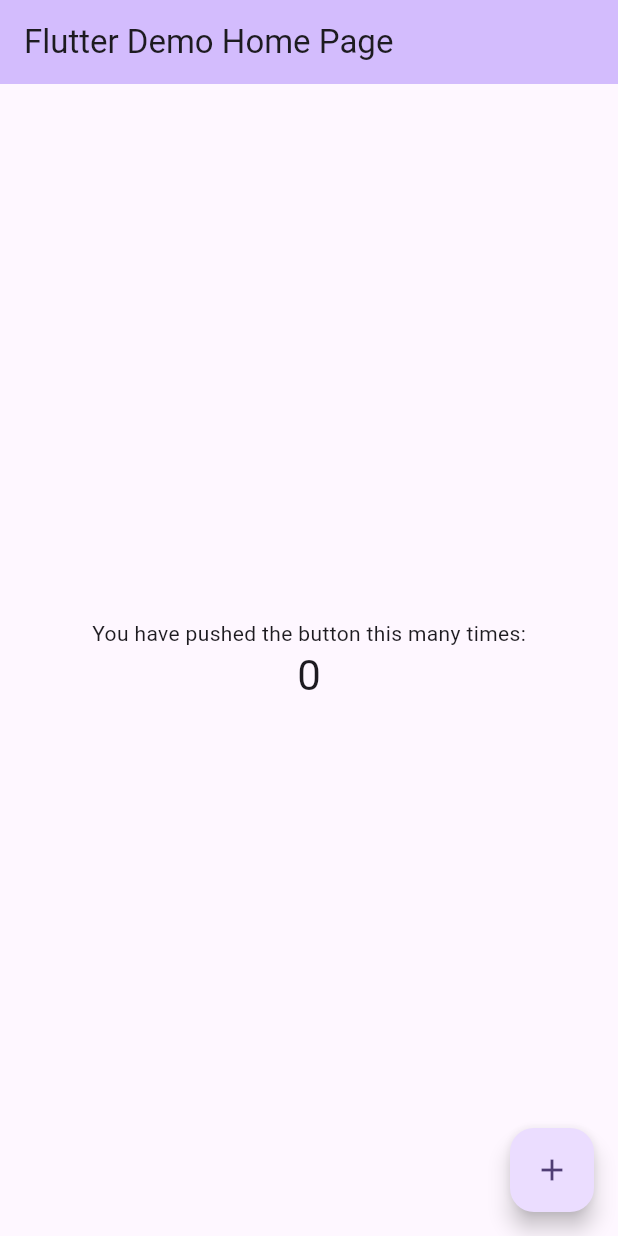
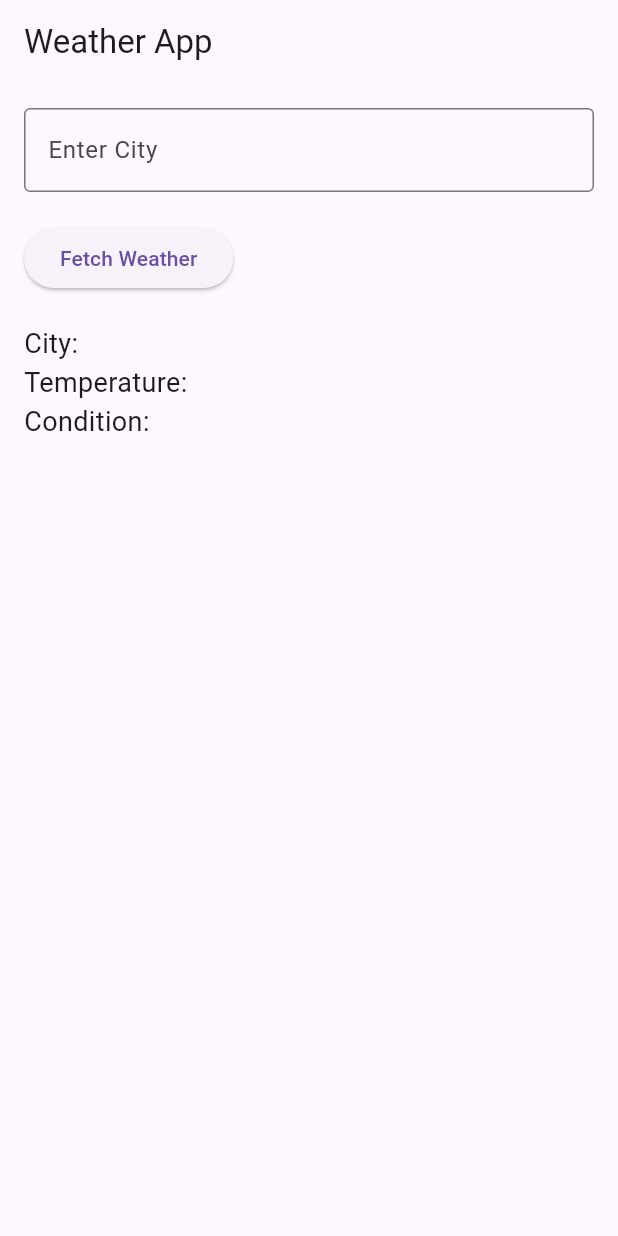
Before and after one commit to MadhuriTumulaGSU/digital_pet_app, a Flutter app: the screen it shows after launch, on a phone screen of 412 x 824 dp. Run offline on Flutter 3.47's test engine with Material 3 defaults, Android fonts, the phone set to English and light mode, and no system bars.

Commit message:
Basic UI with input field and button

```diff
--- a/weather_info/lib/main.dart
+++ b/weather_info/lib/main.dart
@@ -1,125 +1,78 @@
 import 'package:flutter/material.dart';
 
 void main() {
-  runApp(const MyApp());
+  runApp(MyApp());
 }
 
 class MyApp extends StatelessWidget {
-  const MyApp({super.key});
-
-  // This widget is the root of your application.
   @override
   Widget build(BuildContext context) {
     return MaterialApp(
-      title: 'Flutter Demo',
-      theme: ThemeData(
-        // This is the theme of your application.
-        //
-        // TRY THIS: Try running your application with "flutter run". You'll see
-        // the application has a purple toolbar. Then, without quitting the app,
-        // try changing the seedColor in the colorScheme below to Colors.green
-        // and then invoke "hot reload" (save your changes or press the "hot
-        // reload" button in a Flutter-supported IDE, or press "r" if you used
-        // the command line to start the app).
-        //
-        // Notice that the counter didn't reset back to zero; the application
-        // state is not lost during the reload. To reset the state, use hot
-        // restart instead.
-        //
-        // This works for code too, not just values: Most code changes can be
-        // tested with just a hot reload.
-        colorScheme: ColorScheme.fromSeed(seedColor: Colors.deepPurple),
-        useMaterial3: true,
-      ),
-      home: const MyHomePage(title: 'Flutter Demo Home Page'),
+      home: WeatherPage(),
     );
   }
 }
 
-class MyHomePage extends StatefulWidget {
-  const MyHomePage({super.key, required this.title});
-
-  // This widget is the home page of your application. It is stateful, meaning
-  // that it has a State object (defined below) that contains fields that affect
-  // how it looks.
-
-  // This class is the configuration for the state. It holds the values (in this
-  // case the title) provided by the parent (in this case the App widget) and
-  // used by the build method of the State. Fields in a Widget subclass are
-  // always marked "final".
-
-  final String title;
-
+class WeatherPage extends StatefulWidget {
   @override
-  State<MyHomePage> createState() => _MyHomePageState();
+  _WeatherPageState createState() => _WeatherPageState();
 }
 
-class _MyHomePageState extends State<MyHomePage> {
-  int _counter = 0;
+class _WeatherPageState extends State<WeatherPage> {
+  TextEditingController _cityController = TextEditingController();
 
-  void _incrementCounter() {
-    setState(() {
-      // This call to setState tells the Flutter framework that something has
-      // changed in this State, which causes it to rerun the build method below
-      // so that the display can reflect the updated values. If we changed
-      // _counter without calling setState(), then the build method would not be
-      // called again, and so nothing would appear to happen.
-      _counter++;
-    });
-  }
+  // Placeholder data for weather
+  String _cityName = '';
+  String _temperature = '';
+  String _weatherCondition = '';
 
   @override
   Widget build(BuildContext context) {
-    // This method is rerun every time setState is called, for instance as done
-    // by the _incrementCounter method above.
-    //
-    // The Flutter framework has been optimized to make rerunning build methods
-    // fast, so that you can just rebuild anything that needs updating rather
-    // than having to individually change instances of widgets.
     return Scaffold(
-      appBar: AppBar(
-        // TRY THIS: Try changing the color here to a specific color (to
-        // Colors.amber, perhaps?) and trigger a hot reload to see the AppBar
-        // change color while the other colors stay the same.
-        backgroundColor: Theme.of(context).colorScheme.inversePrimary,
-        // Here we take the value from the MyHomePage object that was created by
-        // the App.build method, and use it to set our appbar title.
-        title: Text(widget.title),
-      ),
-      body: Center(
-        // Center is a layout widget. It takes a single child and positions it
-        // in the middle of the parent.
+      appBar: AppBar(title: Text('Weather App')),
+      body: Padding(
+        padding: const EdgeInsets.all(16.0),
         child: Column(
-          // Column is also a layout widget. It takes a list of children and
-          // arranges them vertically. By default, it sizes itself to fit its
-          // children horizontally, and tries to be as tall as its parent.
-          //
-          // Column has various properties to control how it sizes itself and
-          // how it positions its children. Here we use mainAxisAlignment to
-          // center the children vertically; the main axis here is the vertical
-          // axis because Columns are vertical (the cross axis would be
-          // horizontal).
-          //
-          // TRY THIS: Invoke "debug painting" (choose the "Toggle Debug Paint"
-          // action in the IDE, or press "p" in the console), to see the
-          // wireframe for each widget.
-          mainAxisAlignment: MainAxisAlignment.center,
-          children: <Widget>[
-            const Text(
-              'You have pushed the button this many times:',
+          crossAxisAlignment: CrossAxisAlignment.start,
+          children: [
+            // TextField for city input
+            TextField(
+              controller: _cityController,
+              decoration: InputDecoration(
+                labelText: 'Enter City',
+                border: OutlineInputBorder(),
+              ),
+            ),
+            SizedBox(height: 20),
+            // Fetch weather button
+            ElevatedButton(
+              onPressed: () {
+                setState(() {
+                  _cityName = _cityController.text;
+                  // For now, simulating some weather data
+                  _temperature = '25°C';
+                  _weatherCondition = 'Sunny';
+                });
+              },
+              child: Text('Fetch Weather'),
+            ),
+            SizedBox(height: 20),
+            // Displaying weather data
+            Text(
+              'City: $_cityName',
+              style: TextStyle(fontSize: 18),
             ),
             Text(
-              '$_counter',
-              style: Theme.of(context).textTheme.headlineMedium,
+              'Temperature: $_temperature',
+              style: TextStyle(fontSize: 18),
+            ),
+            Text(
+              'Condition: $_weatherCondition',
+              style: TextStyle(fontSize: 18),
             ),
           ],
         ),
       ),
-      floatingActionButton: FloatingActionButton(
-        onPressed: _incrementCounter,
-        tooltip: 'Increment',
-        child: const Icon(Icons.add),
-      ), // This trailing comma makes auto-formatting nicer for build methods.
     );
   }
 }
```
